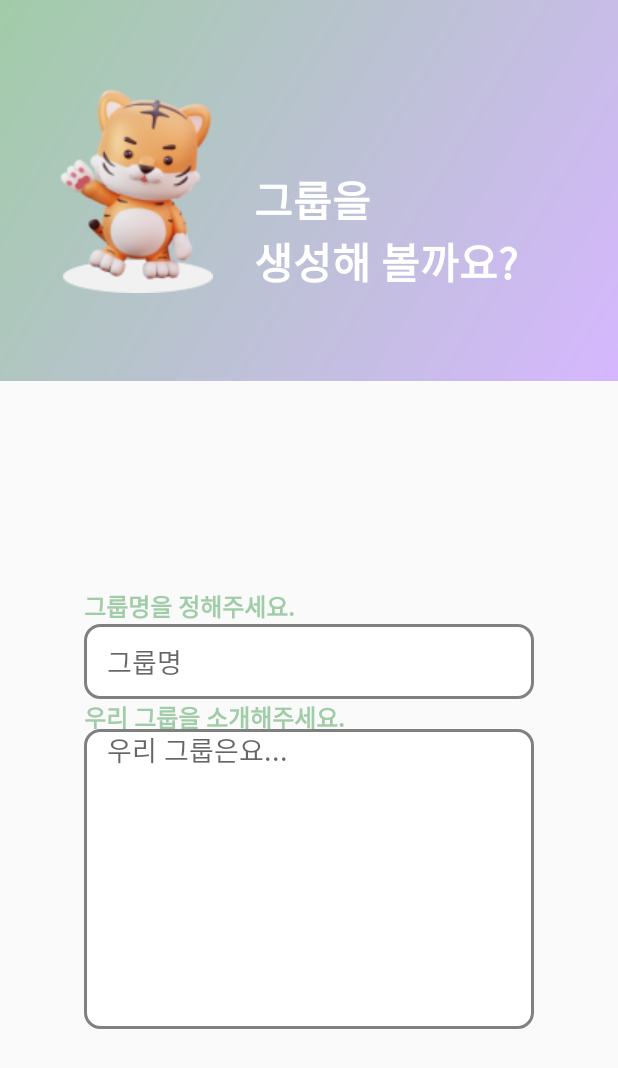
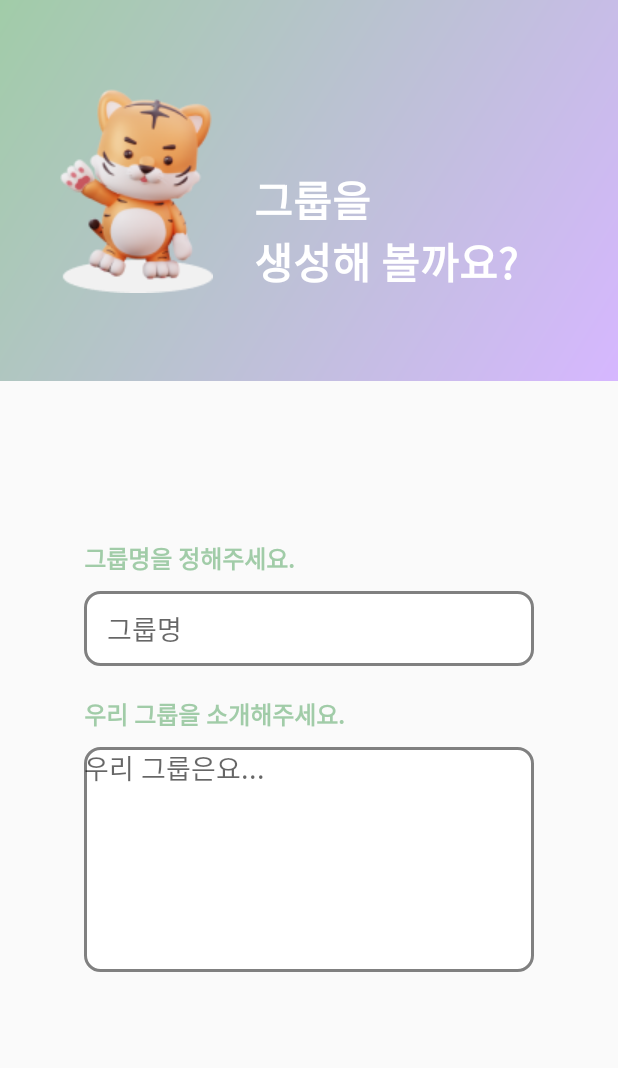
Before and after one commit to eorjs7578/sansanmulmul, an Android app: the fragment GroupIntroduceCreateFragment shown on its own in the app's theme, on a phone screen of 412 x 824 dp. Shown: the top 1068 px of the screen. Run offline under Robolectric (Android 15) with nearby library versions, the phone set to English and light mode, and no system bars.

Commit message:
Update: "그룹 생성 화면 그라데이션 적용, 빈칸 위치조정"

```diff
--- a/FrontEnd/app/src/main/AndroidManifest.xml
+++ b/FrontEnd/app/src/main/AndroidManifest.xml
@@ -14,6 +14,7 @@
         tools:targetApi="31">
         <activity
             android:name=".ui.view.MainActivity"
+            android:windowSoftInputMode="adjustNothing"
             android:exported="true">
             <intent-filter>
                 <action android:name="android.intent.action.MAIN" />
--- a/FrontEnd/app/src/main/java/com/sansantek/sansanmulmul/ui/viewpageradapter/ViewPageAdapter.kt
+++ b/FrontEnd/app/src/main/java/com/sansantek/sansanmulmul/ui/viewpageradapter/ViewPageAdapter.kt
@@ -3,6 +3,7 @@ package com.sansantek.sansanmulmul.ui.viewpageradapter
 import androidx.fragment.app.Fragment
 import androidx.fragment.app.FragmentActivity
 import androidx.viewpager2.adapter.FragmentStateAdapter
+import com.sansantek.sansanmulmul.ui.view.creategroup.GroupIntroduceCreateFragment
 import com.sansantek.sansanmulmul.ui.view.register.RegisterExtraInfoFragment
 import com.sansantek.sansanmulmul.ui.view.register.RegisterFinishFragment
 import com.sansantek.sansanmulmul.ui.view.register.RegisterProfileFragment
@@ -12,14 +13,12 @@ import com.sansantek.sansanmulmul.ui.view.register.RegisterProfileFragment
 class ViewPageAdapter(fragmentActivity: FragmentActivity): FragmentStateAdapter(fragmentActivity) {
 
     // 페이지 갯수 설정
-    override fun getItemCount(): Int = 3
+    override fun getItemCount(): Int = 1
 
     // 불러올 Fragment 정의
     override fun createFragment(position: Int): Fragment {
         return when (position) {
-            0 -> RegisterExtraInfoFragment()
-            1 -> RegisterProfileFragment()
-            2 -> RegisterFinishFragment()
+            0 -> GroupIntroduceCreateFragment()
             else -> throw IllegalArgumentException("Invalid position $position")
         }
     }
--- a/FrontEnd/app/src/main/res/layout/fragment_group_introduce_create.xml
+++ b/FrontEnd/app/src/main/res/layout/fragment_group_introduce_create.xml
@@ -1,11 +1,10 @@
 <?xml version="1.0" encoding="utf-8"?>
 <FrameLayout xmlns:android="http://schemas.android.com/apk/res/android"
+    xmlns:app="http://schemas.android.com/apk/res-auto"
     xmlns:tools="http://schemas.android.com/tools"
     android:layout_width="match_parent"
     android:layout_height="match_parent">
-<androidx.constraintlayout.widget.ConstraintLayout xmlns:android="http://schemas.android.com/apk/res/android"
-    xmlns:app="http://schemas.android.com/apk/res-auto"
-    xmlns:tools="http://schemas.android.com/tools"
+    <androidx.constraintlayout.widget.ConstraintLayout
         android:id="@+id/main"
         android:layout_width="match_parent"
         android:layout_height="match_parent"
@@ -55,10 +54,21 @@
             android:id="@+id/group_create_bottom"
             android:layout_width="match_parent"
             android:layout_height="wrap_content"
+            android:layout_marginBottom="70dp"
             app:layout_constraintTop_toBottomOf="@id/group_create_top"
             app:layout_constraintStart_toStartOf="parent"
             app:layout_constraintEnd_toEndOf="parent"
             app:layout_constraintBottom_toBottomOf="parent"
+            >
+
+            <androidx.constraintlayout.widget.ConstraintLayout
+                android:id="@+id/group_create_name_text_group"
+                android:layout_width="match_parent"
+                android:layout_height="wrap_content"
+                android:paddingBottom="20dp"
+                app:layout_constraintTop_toTopOf="parent"
+                app:layout_constraintStart_toStartOf="parent"
+                app:layout_constraintEnd_toEndOf="parent"
                 >
 
                 <TextView
@@ -69,11 +79,11 @@
                     android:textSize="16dp"
                     android:textStyle="bold"
                     android:textColor="@color/green"
-
+                    android:layout_marginBottom="10dp"
                     app:layout_constraintTop_toTopOf="parent"
                     app:layout_constraintStart_toStartOf="@id/group_create_blank"
                     app:layout_constraintBottom_toTopOf="@id/group_create_blank"
-            app:layout_constraintVertical_chainStyle="packed"
+
                     />
 
                 <EditText
@@ -85,36 +95,51 @@
                     android:paddingStart="15dp"
                     android:background="@drawable/rounded_box"
                     app:layout_constraintTop_toBottomOf="@id/group_create_name_text"
-            app:layout_constraintStart_toStartOf="@id/group_create_bottom"
-            app:layout_constraintEnd_toEndOf="@id/group_create_bottom"
-            app:layout_constraintBottom_toTopOf="@id/group_introduce_text"/>
+                    app:layout_constraintStart_toStartOf="parent"
+                    app:layout_constraintEnd_toEndOf="parent"
+                    app:layout_constraintBottom_toBottomOf="parent"/>
+
+            </androidx.constraintlayout.widget.ConstraintLayout>
+
+
+            <androidx.constraintlayout.widget.ConstraintLayout
+                android:id="@+id/group_create_introduce_text_group"
+                android:layout_width="match_parent"
+                android:layout_height="wrap_content"
+                app:layout_constraintTop_toBottomOf="@id/group_create_name_text_group"
+                app:layout_constraintStart_toStartOf="parent"
+                app:layout_constraintEnd_toEndOf="parent"
+                app:layout_constraintBottom_toBottomOf="parent"
+                >
 
                 <TextView
+                    android:id="@+id/group_introduce_text"
                     android:layout_width="176dp"
-            android:layout_height="20dp"
-            android:id="@+id/group_introduce_text"
+                    android:layout_height="wrap_content"
+                    android:layout_marginBottom="10dp"
                     android:text="우리 그룹을 소개해주세요."
+                    android:textColor="@color/green"
                     android:textSize="16dp"
                     android:textStyle="bold"
-            android:textColor="@color/green"
-            app:layout_constraintTop_toBottomOf="@id/group_create_blank"
+                    app:layout_constraintBottom_toTopOf="@id/group_introduce_blank"
                     app:layout_constraintStart_toStartOf="@id/group_introduce_blank"
+                    app:layout_constraintTop_toTopOf="parent"
 
                     />
 
                 <EditText
                     android:id="@+id/group_introduce_blank"
                     android:layout_width="300dp"
-            android:layout_height="200dp"
+                    android:layout_height="150dp"
                     android:gravity="top"
                     android:hint="우리 그룹은요..."
                     android:inputType="text"
-            android:paddingStart="15dp"
                     android:background="@drawable/rounded_box"
                     app:layout_constraintTop_toBottomOf="@id/group_introduce_text"
-            app:layout_constraintStart_toStartOf="@id/group_create_bottom"
-            app:layout_constraintEnd_toEndOf="@id/group_create_bottom"
+                    app:layout_constraintStart_toStartOf="parent"
+                    app:layout_constraintEnd_toEndOf="parent"
                     app:layout_constraintBottom_toBottomOf="parent"/>
+            </androidx.constraintlayout.widget.ConstraintLayout>
 
         </androidx.constraintlayout.widget.ConstraintLayout>
 
```
Lines whose indentation alone changed are shown as unchanged.
